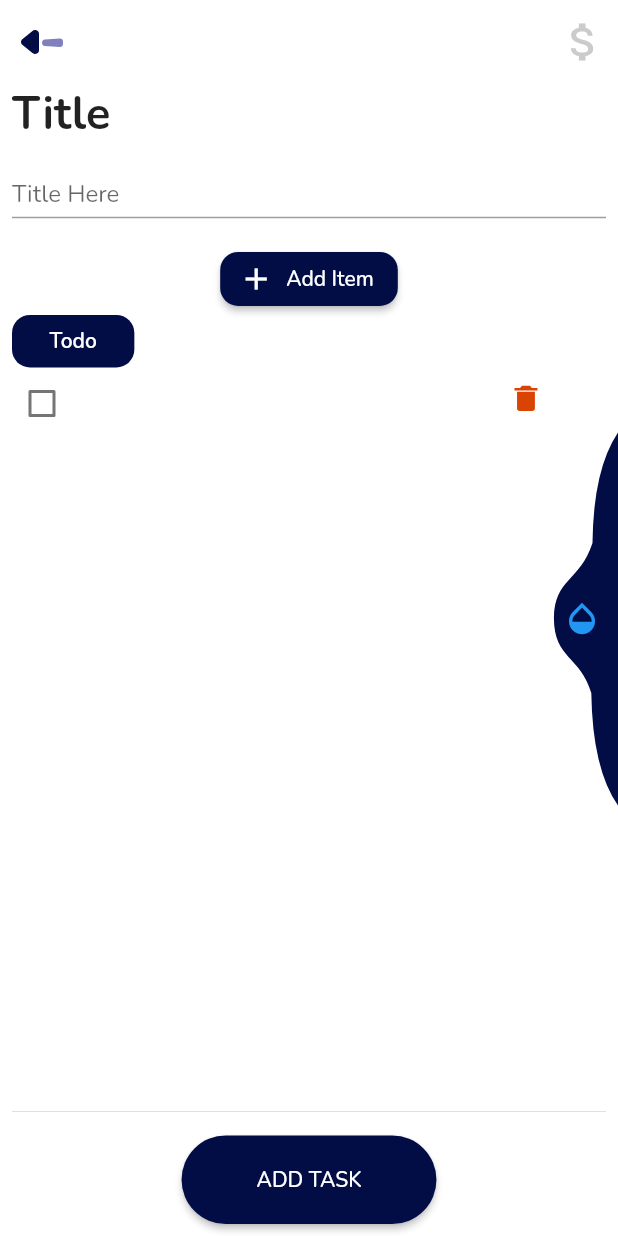
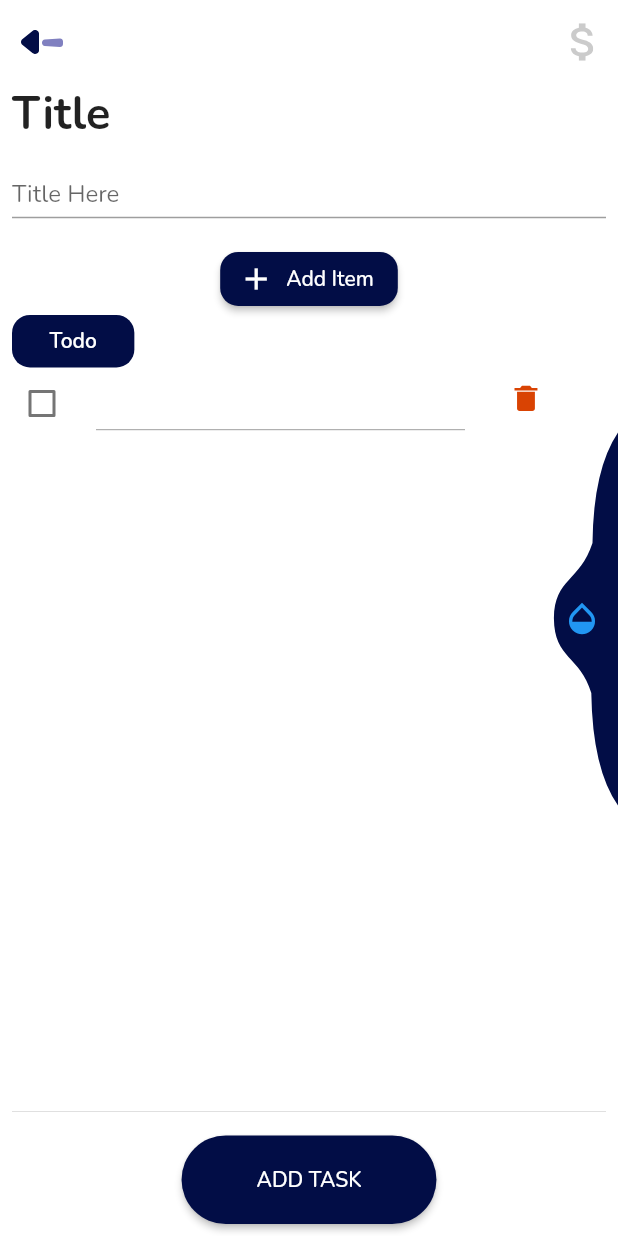
Before and after one commit to faizanje/flexiList, a Flutter app: the AddTaskScreen screen opened directly, after a tap on "Add Item", on a phone screen of 412 x 824 dp. Run offline on Flutter 3.47's test engine with Material 2 defaults, Android fonts, the phone set to English and light mode, and no system bars; drawn by our look-alikes of grouped_list; our stand-ins replace convex_bottom_bar, flutter_screenutil, flutter_svg, flutter_zoom_drawer, font_awesome_flutter, get and 4 more; missing offline and left inert: country_currency_pickers, country_list_pick; accounts and stored records are empty.

Commit message:
Added title in note and for each task item.

```diff
--- a/lib/components/task_item.dart
+++ b/lib/components/task_item.dart
@@ -13,6 +13,7 @@ class TaskCheckItem extends StatelessWidget {
   final void Function(bool?) onChanged;
   final void Function() onDownloadClicked, onDeleteClicked;
   final void Function(int) onPriceChanged;
+  final void Function(String) onTaskTitleChanged;
   final isCurrencyToggled;
 
   TaskCheckItem(
@@ -23,7 +24,8 @@ class TaskCheckItem extends StatelessWidget {
       required this.onDeleteClicked,
       required this.isCurrencyToggled,
       required this.onPriceChanged,
-      this.price = 0});
+      this.price = 0,
+      required this.onTaskTitleChanged});
 
   @override
   Widget build(BuildContext context) {
@@ -33,9 +35,17 @@ class TaskCheckItem extends StatelessWidget {
       contentPadding: EdgeInsets.all(0),
       controlAffinity: ListTileControlAffinity.leading,
       tristate: true,
-      title: Text(
-        '$title',
-        style: TextStyle(fontSize: 16),
+      title: TextField(
+        controller: TextEditingController()..text = title,
+        onChanged: onTaskTitleChanged,
+        decoration: InputDecoration(
+          isCollapsed: true,
+          contentPadding: EdgeInsets.symmetric(vertical: 5, horizontal: 5),
+          isDense: true,
+          border: null,
+        ),
+        maxLines: null,
+        style: TextStyle(fontSize: 16.sp),
       ),
       secondary: Row(
         mainAxisAlignment: MainAxisAlignment.center,
@@ -53,11 +63,11 @@ class TaskCheckItem extends StatelessWidget {
                     width: 20,
                   ),
                   SizedBox(
-                    width: 13.w,
+                    width: 4.w,
                   ),
                   Container(
                     margin: EdgeInsets.only(left: 13.w),
-                    width: 60.w,
+                    width: 50.w,
                     height: 35.h,
                     child: Center(
                       child: TextField(
@@ -78,7 +88,6 @@ class TaskCheckItem extends StatelessWidget {
                           fontSize: 12.sp,
                         ),
                         decoration: InputDecoration(
-                          hintText: '15',
                           contentPadding: EdgeInsets.symmetric(vertical: 5),
                           isDense: true,
                           border: OutlineInputBorder(),
--- a/lib/controllers/add_task_controller.dart
+++ b/lib/controllers/add_task_controller.dart
@@ -29,6 +29,7 @@ class AddTaskController extends GetxController {
       this.toDoTasksList.addAll(this.homeTaskItemModel.todoItemList);
       print('IsInBox ${this.homeTaskItemModel.isInBox}');
       this.isEditing = true;
+      this.textEditingController.text = this.homeTaskItemModel.title!;
     }
   }
 
--- a/lib/controllers/notes_list_controller.dart
+++ b/lib/controllers/notes_list_controller.dart
@@ -44,6 +44,10 @@ class NotesListController extends GetxController {
     } else {
       isSearching.value = true;
       notesList.forEach((note) {
+        if (note.title!.toLowerCase().contains(searchText.toLowerCase())) {
+          filteredNotesList.add(note);
+          return;
+        }
         for (var task in note.todoItemList) {
           if (task.taskName.toLowerCase().contains(searchText.toLowerCase())) {
             filteredNotesList.add(note);
--- a/lib/main.dart
+++ b/lib/main.dart
@@ -6,6 +6,7 @@ import 'package:hive/hive.dart';
 import 'package:noteapp/models/enums/task_status.dart';
 import 'package:noteapp/models/home_task_item_model.dart';
 import 'package:noteapp/models/todo_item.dart';
+import 'package:noteapp/screens/add_task_screen.dart';
 import 'package:noteapp/screens/bottom_nav_screen.dart';
 import 'package:noteapp/screens/onboarding_screen.dart';
 import 'package:noteapp/screens/select_country_screen.dart';
@@ -50,8 +51,8 @@ class MyApp extends StatelessWidget {
             //   backgroundColor: kNavbarColor,
             // ),
             // body: ArchiveScreen(),
-            // body: BottomNavScreen(),
-            body: OnBordingScreen(),
+            body: BottomNavScreen(),
+            // body: OnBordingScreen(),
             // body: AddTaskScreen(),
             // body: SideBarLayout(),
           ),
--- a/lib/models/home_task_item_model.dart
+++ b/lib/models/home_task_item_model.dart
@@ -18,9 +18,13 @@ class HomeTaskItemModel extends HiveObject {
   @HiveField(3)
   List<TodoItemModel> todoItemList;
 
+  @HiveField(4)
+  String? title = DateTime.now().toLocal().toIso8601String();
+
   HomeTaskItemModel(
       {this.isArchived = false,
       this.isCurrencySelected = false,
       required this.colorValue,
-      required this.todoItemList});
+      required this.todoItemList,
+      this.title});
 }
```
Also changed, not shown: lib/components/note_item.dart (+48 -1 lines), lib/screens/add_task_screen.dart (+37 -4 lines), lib/models/home_task_item_model.g.dart.
